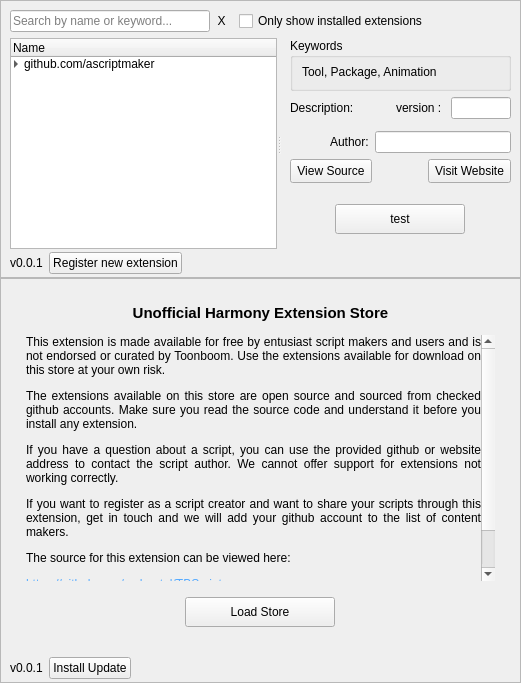
mchaptel/TBScripts, file ExtensionStore/packages/ExtensionStore/store.ui: the form before one commit.
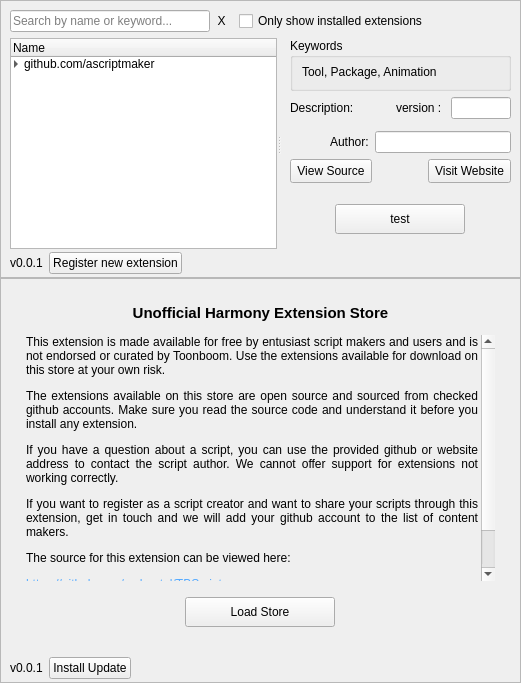
The form after the commit.

Commit message: createColoredBackdrop and linkElementPalette fixes/updated version numbers

```diff
--- a/ExtensionStore/packages/ExtensionStore/store.ui
+++ b/ExtensionStore/packages/ExtensionStore/store.ui
@@ -700,7 +700,7 @@
              <number>0</number>
             </property>
             <property name="rightMargin">
-             <number>0</number>
+             <number>3</number>
             </property>
             <property name="bottomMargin">
              <number>0</number>
@@ -747,7 +747,7 @@
           </property>
           <property name="sizeHint" stdset="0">
            <size>
-            <width>17</width>
+            <width>0</width>
             <height>37</height>
            </size>
           </property>
```
The commit also changes 2 other files.
